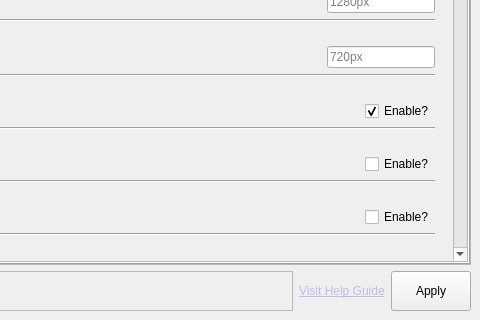
First picture: the form in mainwindow.ui, repository rfrench3/scopebuddy-gui, before the edit; both pictures show x 320 to 800 and y 214 to 534 of the 800 by 534 pixel window.
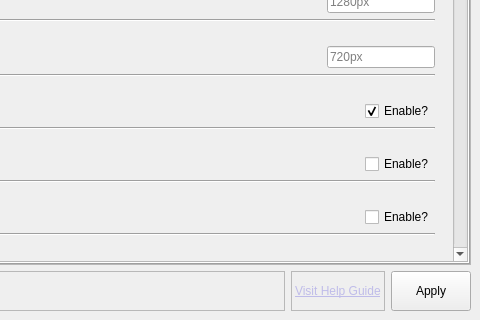
Second picture: the form after the edit.

Commit message: slight visual upgrade

```diff
--- a/mainwindow.ui
+++ b/mainwindow.ui
@@ -1941,6 +1941,12 @@
        </item>
        <item>
         <widget class="QLabel" name="label_6">
+         <property name="frameShape">
+          <enum>QFrame::Shape::StyledPanel</enum>
+         </property>
+         <property name="frameShadow">
+          <enum>QFrame::Shadow::Sunken</enum>
+         </property>
          <property name="text">
           <string>&lt;html&gt;&lt;head/&gt;&lt;body&gt;&lt;p&gt;&lt;a href=&quot;https://rfrench3.github.io/scopebuddy-gui/&quot;&gt;&lt;span style=&quot; text-decoration: underline; color:#bfbce9;&quot;&gt;Visit Help Guide&lt;/span&gt;&lt;/a&gt;&lt;/p&gt;&lt;/body&gt;&lt;/html&gt;</string>
          </property>
```
The commit also changes 1 other file.
